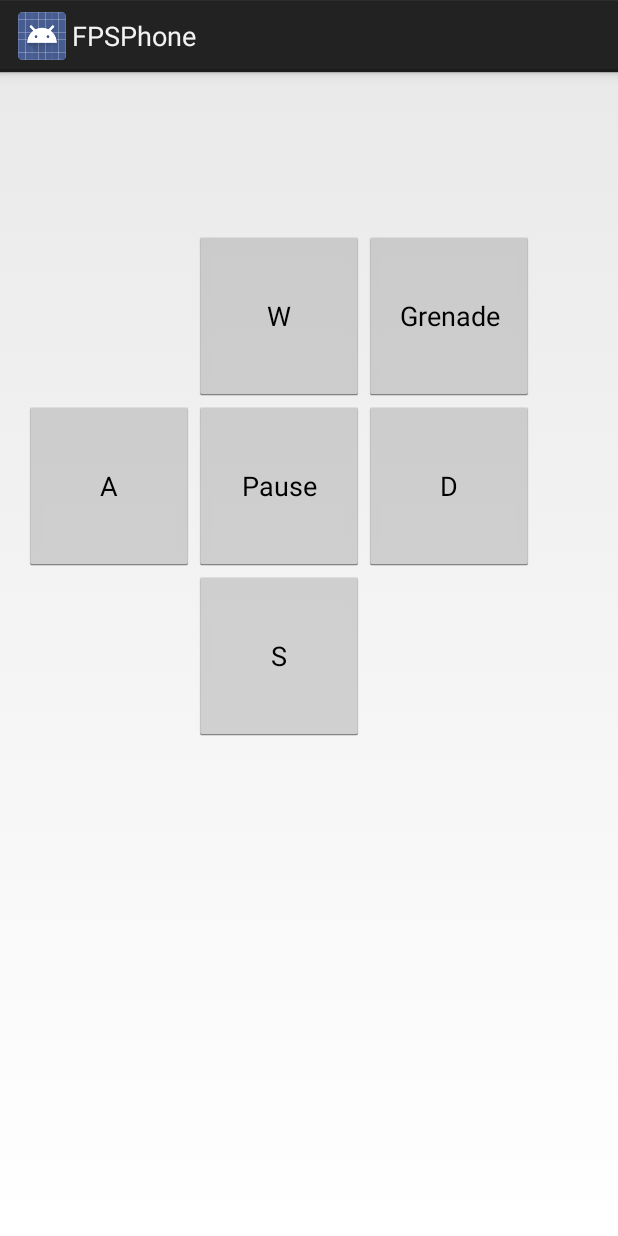
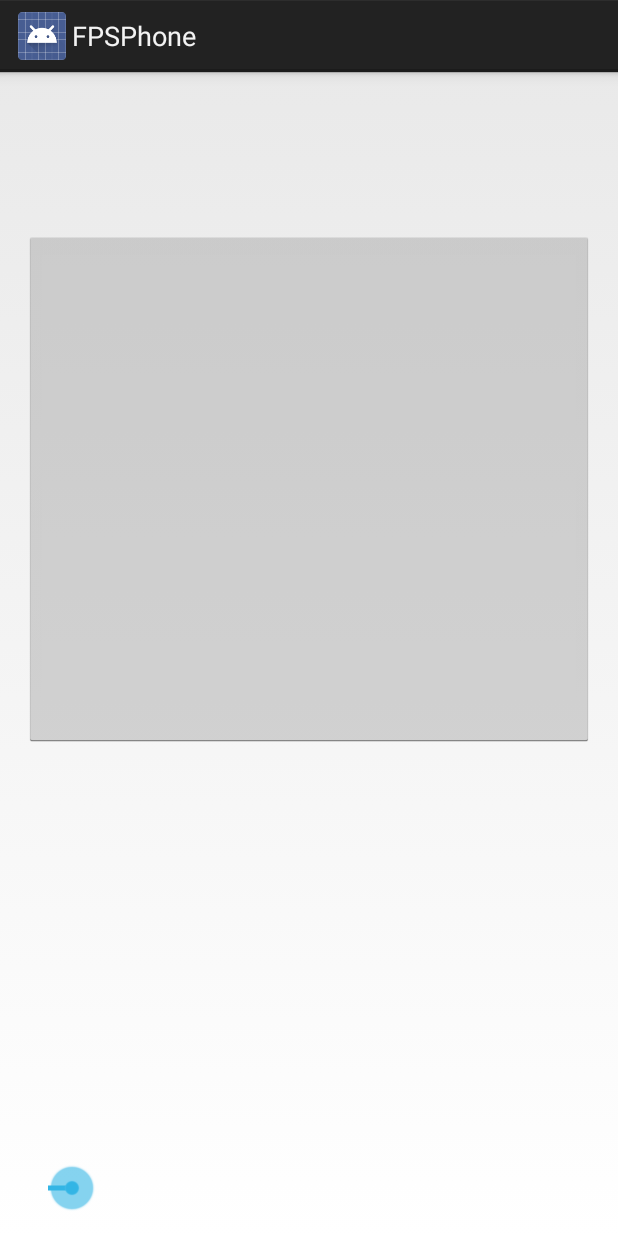
Before and after one commit to jacky-liang/FPSPhone, an Android app: the layout activity_play.xml on its own in the app's theme, with its tools: preview values and no code run, on a phone screen of 412 x 824 dp. Run offline under Robolectric (Android 15) with nearby library versions, the phone set to English and light mode, and no system bars.

```diff
--- a/app/src/main/res/layout/activity_play.xml
+++ b/app/src/main/res/layout/activity_play.xml
@@ -10,13 +10,14 @@
         android:layout_width="fill_parent"
         android:layout_height="fill_parent"
         android:columnCount="3"
-        android:rowCount="6"
+        android:rowCount="7"
         android:clickable="true"
         android:layout_alignParentTop="true"
         android:layout_alignParentLeft="true"
         android:layout_alignParentStart="true"
         android:layout_alignParentRight="true"
-        android:layout_alignParentEnd="true">
+        android:layout_alignParentEnd="true"
+        android:id="@+id/grid">
 
         <TextView
             android:layout_width="wrap_content"
@@ -25,52 +26,11 @@
             android:layout_row="0"
             android:layout_column="1" />
 
-        <Button
-            android:layout_width="113dp"
-            android:layout_height="113dp"
-            android:text="W"
-            android:id="@+id/buttonW"
-            android:layout_row="1"
-            android:layout_column="1" />
-
-        <Button
-            android:layout_width="113dp"
-            android:layout_height="113dp"
-            android:text="Grenade"
-            android:id="@+id/buttonG"
-            android:layout_row="1"
-            android:layout_column="2" />
-
-        <Button
-            android:layout_width="113dp"
-            android:layout_height="113dp"
-            android:text="A"
-            android:id="@+id/buttonA"
+        <ImageButton
+            android:layout_width="match_parent"
+            android:layout_height="344dp"
+            android:id="@+id/joystick"
             android:layout_row="2"
-            android:layout_column="0" />
-
-        <Button
-            android:layout_width="113dp"
-            android:layout_height="113dp"
-            android:text="Pause"
-            android:id="@+id/buttonPause"
-            android:layout_row="2"
-            android:layout_column="1" />
-
-        <Button
-            android:layout_width="113dp"
-            android:layout_height="113dp"
-            android:text="D"
-            android:id="@+id/buttonD"
-            android:layout_row="2"
-            android:layout_column="2" />
-
-        <Button
-            android:layout_width="113dp"
-            android:layout_height="113dp"
-            android:text="S"
-            android:id="@+id/buttonS"
-            android:layout_row="3"
             android:layout_column="1" />
 
         <TextView
@@ -103,6 +63,16 @@
             android:layout_row="4"
             android:layout_column="2" />
 
+        <SeekBar
+            android:layout_width="wrap_content"
+            android:layout_height="wrap_content"
+            android:id="@+id/sensitivityBar"
+            android:layout_row="6"
+            android:layout_column="1"
+            android:max="200"
+            android:progress="200"
+            android:indeterminate="false" />
+
 
     </GridLayout>
 </RelativeLayout>
```
Also changed, not shown: app/src/main/java/com/fpsphone/PlayActivity.java (+73 -3 lines).
